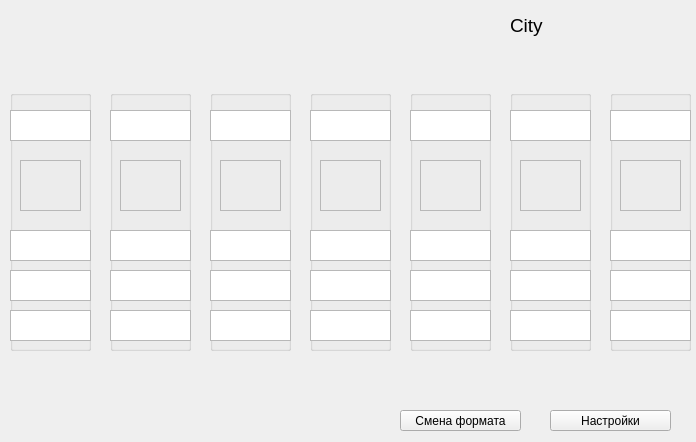
First picture: the form in MyProject/gui/week/week.ui, repository klilukqq/youlab, before the edit.
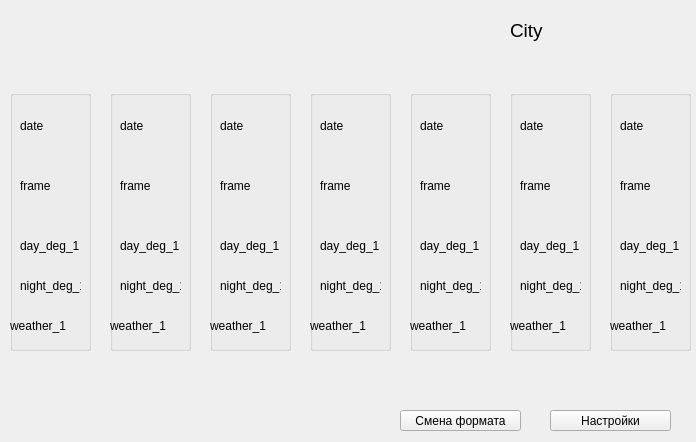
Second picture: the form after the edit.

```diff
--- a/MyProject/gui/week/week.ui
+++ b/MyProject/gui/week/week.ui
@@ -63,474 +63,69 @@
    <property name="title">
     <string/>
    </property>
-   <widget class="QFrame" name="frame">
+   <widget class="QLabel" name="date_1">
     <property name="geometry">
      <rect>
       <x>10</x>
-      <y>70</y>
-      <width>61</width>
-      <height>51</height>
-     </rect>
-    </property>
-    <property name="frameShape">
-     <enum>QFrame::StyledPanel</enum>
-    </property>
-    <property name="frameShadow">
-     <enum>QFrame::Raised</enum>
-    </property>
-   </widget>
-   <widget class="QTextBrowser" name="date_1">
-    <property name="geometry">
-     <rect>
-      <x>0</x>
       <y>20</y>
-      <width>81</width>
+      <width>71</width>
       <height>31</height>
      </rect>
     </property>
-   </widget>
-   <widget class="QTextBrowser" name="day_deg_1">
-    <property name="geometry">
-     <rect>
-      <x>0</x>
-      <y>140</y>
-      <width>81</width>
-      <height>31</height>
-     </rect>
+    <property name="text">
+     <string>date</string>
     </property>
    </widget>
-   <widget class="QTextBrowser" name="night_deg_1">
+   <widget class="QLabel" name="frame_1">
     <property name="geometry">
      <rect>
-      <x>0</x>
-      <y>180</y>
-      <width>81</width>
-      <height>31</height>
-     </rect>
-    </property>
-   </widget>
-   <widget class="QTextBrowser" name="weather_1">
-    <property name="geometry">
-     <rect>
-      <x>0</x>
-      <y>220</y>
-      <width>81</width>
-      <height>31</height>
-     </rect>
-    </property>
-   </widget>
-  </widget>
-  <widget class="QGroupBox" name="day2">
-   <property name="geometry">
-    <rect>
-     <x>110</x>
-     <y>90</y>
-     <width>81</width>
-     <height>261</height>
-    </rect>
-   </property>
-   <property name="title">
-    <string/>
-   </property>
-   <widget class="QFrame" name="frame_2">
-    <property name="geometry">
-     <rect>
       <x>10</x>
       <y>70</y>
       <width>61</width>
       <height>51</height>
      </rect>
     </property>
-    <property name="frameShape">
-     <enum>QFrame::StyledPanel</enum>
+    <property name="text">
+     <string>frame</string>
     </property>
-    <property name="frameShadow">
-     <enum>QFrame::Raised</enum>
-    </property>
    </widget>
-   <widget class="QTextBrowser" name="date_2">
+   <widget class="QLabel" name="day_deg_1">
     <property name="geometry">
      <rect>
-      <x>0</x>
-      <y>20</y>
-      <width>81</width>
-      <height>31</height>
-     </rect>
-    </property>
-   </widget>
-   <widget class="QTextBrowser" name="day_deg_2">
-    <property name="geometry">
-     <rect>
-      <x>0</x>
-      <y>140</y>
-      <width>81</width>
-      <height>31</height>
-     </rect>
-    </property>
-   </widget>
-   <widget class="QTextBrowser" name="night_deg_2">
-    <property name="geometry">
-     <rect>
-      <x>0</x>
-      <y>180</y>
-      <width>81</width>
-      <height>31</height>
-     </rect>
-    </property>
-   </widget>
-   <widget class="QTextBrowser" name="weather_2">
-    <property name="geometry">
-     <rect>
-      <x>0</x>
-      <y>220</y>
-      <width>81</width>
-      <height>31</height>
-     </rect>
-    </property>
-   </widget>
-  </widget>
-  <widget class="QGroupBox" name="day3">
-   <property name="geometry">
-    <rect>
-     <x>210</x>
-     <y>90</y>
-     <width>81</width>
-     <height>261</height>
-    </rect>
-   </property>
-   <property name="title">
-    <string/>
-   </property>
-   <widget class="QFrame" name="frame_3">
-    <property name="geometry">
-     <rect>
       <x>10</x>
-      <y>70</y>
-      <width>61</width>
-      <height>51</height>
-     </rect>
-    </property>
-    <property name="frameShape">
-     <enum>QFrame::StyledPanel</enum>
-    </property>
-    <property name="frameShadow">
-     <enum>QFrame::Raised</enum>
-    </property>
-   </widget>
-   <widget class="QTextBrowser" name="date_3">
-    <property name="geometry">
-     <rect>
-      <x>0</x>
-      <y>20</y>
-      <width>81</width>
-      <height>31</height>
-     </rect>
-    </property>
-   </widget>
-   <widget class="QTextBrowser" name="day_deg_3">
-    <property name="geometry">
-     <rect>
-      <x>0</x>
       <y>140</y>
-      <width>81</width>
-      <height>31</height>
-     </rect>
-    </property>
-   </widget>
-   <widget class="QTextBrowser" name="night_deg_3">
-    <property name="geometry">
-     <rect>
-      <x>0</x>
-      <y>180</y>
-      <width>81</width>
-      <height>31</height>
-     </rect>
-    </property>
-   </widget>
-   <widget class="QTextBrowser" name="weather_3">
-    <property name="geometry">
-     <rect>
-      <x>0</x>
-      <y>220</y>
-      <width>81</width>
-      <height>31</height>
-     </rect>
-    </property>
-   </widget>
-  </widget>
-  <widget class="QGroupBox" name="day4">
-   <property name="geometry">
-    <rect>
-     <x>310</x>
-     <y>90</y>
-     <width>81</width>
-     <height>261</height>
-    </rect>
-   </property>
-   <property name="title">
-    <string/>
-   </property>
-   <widget class="QFrame" name="frame_5">
-    <property name="geometry">
-     <rect>
-      <x>10</x>
-      <y>70</y>
       <width>61</width>
-      <height>51</height>
-     </rect>
-    </property>
-    <property name="frameShape">
-     <enum>QFrame::StyledPanel</enum>
-    </property>
-    <property name="frameShadow">
-     <enum>QFrame::Raised</enum>
-    </property>
-   </widget>
-   <widget class="QTextBrowser" name="date_4">
-    <property name="geometry">
-     <rect>
-      <x>0</x>
-      <y>20</y>
-      <width>81</width>
       <height>31</height>
      </rect>
     </property>
-   </widget>
-   <widget class="QTextBrowser" name="day_deg_4">
-    <property name="geometry">
-     <rect>
-      <x>0</x>
-      <y>140</y>
-      <width>81</width>
-      <height>31</height>
-     </rect>
+    <property name="text">
+     <string>day_deg_1</string>
     </property>
    </widget>
-   <widget class="QTextBrowser" name="night_deg_5">
+   <widget class="QLabel" name="night_deg_1">
     <property name="geometry">
      <rect>
-      <x>0</x>
-      <y>180</y>
-      <width>81</width>
-      <height>31</height>
-     </rect>
-    </property>
-   </widget>
-   <widget class="QTextBrowser" name="weather_4">
-    <property name="geometry">
-     <rect>
-      <x>0</x>
-      <y>220</y>
-      <width>81</width>
-      <height>31</height>
-     </rect>
-    </property>
-   </widget>
-  </widget>
-  <widget class="QGroupBox" name="day5">
-   <property name="geometry">
-    <rect>
-     <x>410</x>
-     <y>90</y>
-     <width>81</width>
-     <height>261</height>
-    </rect>
-   </property>
-   <property name="title">
-    <string/>
-   </property>
-   <widget class="QFrame" name="frame_6">
-    <property name="geometry">
-     <rect>
       <x>10</x>
-      <y>70</y>
-      <width>61</width>
-      <height>51</height>
-     </rect>
-    </property>
-    <property name="frameShape">
-     <enum>QFrame::StyledPanel</enum>
-    </property>
-    <property name="frameShadow">
-     <enum>QFrame::Raised</enum>
-    </property>
-   </widget>
-   <widget class="QTextBrowser" name="date_5">
-    <property name="geometry">
-     <rect>
-      <x>0</x>
-      <y>20</y>
-      <width>81</width>
-      <height>31</height>
-     </rect>
-    </property>
-   </widget>
-   <widget class="QTextBrowser" name="day_deg_5">
-    <property name="geometry">
-     <rect>
-      <x>0</x>
-      <y>140</y>
-      <width>81</width>
-      <height>31</height>
-     </rect>
-    </property>
-   </widget>
-   <widget class="QTextBrowser" name="night_deg_6">
-    <property name="geometry">
-     <rect>
-      <x>0</x>
       <y>180</y>
-      <width>81</width>
-      <height>31</height>
-     </rect>
-    </property>
-   </widget>
-   <widget class="QTextBrowser" name="weather_5">
-    <property name="geometry">
-     <rect>
-      <x>0</x>
-      <y>220</y>
-      <width>81</width>
-      <height>31</height>
-     </rect>
-    </property>
-   </widget>
-  </widget>
-  <widget class="QGroupBox" name="day6">
-   <property name="geometry">
-    <rect>
-     <x>510</x>
-     <y>90</y>
-     <width>81</width>
-     <height>261</height>
-    </rect>
-   </property>
-   <property name="title">
-    <string/>
-   </property>
-   <widget class="QFrame" name="frame_7">
-    <property name="geometry">
-     <rect>
-      <x>10</x>
-      <y>70</y>
       <width>61</width>
-      <height>51</height>
-     </rect>
-    </property>
-    <property name="frameShape">
-     <enum>QFrame::StyledPanel</enum>
-    </property>
-    <property name="frameShadow">
-     <enum>QFrame::Raised</enum>
-    </property>
-   </widget>
-   <widget class="QTextBrowser" name="date_6">
-    <property name="geometry">
-     <rect>
-      <x>0</x>
-      <y>20</y>
-      <width>81</width>
       <height>31</height>
      </rect>
     </property>
-   </widget>
-   <widget class="QTextBrowser" name="day_deg_6">
-    <property name="geometry">
-     <rect>
-      <x>0</x>
-      <y>140</y>
-      <width>81</width>
-      <height>31</height>
-     </rect>
+    <property name="text">
+     <string>night_deg_1</string>
     </property>
    </widget>
-   <widget class="QTextBrowser" name="night_deg_8">
+   <widget class="QLabel" name="weather_1">
     <property name="geometry">
      <rect>
       <x>0</x>
-      <y>180</y>
-      <width>81</width>
-      <height>31</height>
-     </rect>
-    </property>
-   </widget>
-   <widget class="QTextBrowser" name="weather_6">
-    <property name="geometry">
-     <rect>
-      <x>0</x>
       <y>220</y>
       <width>81</width>
       <height>31</height>
      </rect>
     </property>
-   </widget>
-  </widget>
-  <widget class="QGroupBox" name="day7">
-   <property name="geometry">
-    <rect>
-     <x>610</x>
-     <y>90</y>
-     <width>81</width>
-     <height>261</height>
-    </rect>
-   </property>
-   <property name="title">
-    <string/>
-   </property>
-   <widget class="QFrame" name="frame_8">
-    <property name="geometry">
-     <rect>
-      <x>10</x>
-      <y>70</y>
-      <width>61</width>
-      <height>51</height>
-     </rect>
-    </property>
-    <property name="frameShape">
-     <enum>QFrame::StyledPanel</enum>
-    </property>
-    <property name="frameShadow">
-     <enum>QFrame::Raised</enum>
-    </property>
-   </widget>
-   <widget class="QTextBrowser" name="date_7">
-    <property name="geometry">
-     <rect>
-      <x>0</x>
-      <y>20</y>
-      <width>81</width>
-      <height>31</height>
-     </rect>
-    </property>
-   </widget>
-   <widget class="QTextBrowser" name="day_deg_7">
-    <property name="geometry">
-     <rect>
-      <x>0</x>
-      <y>140</y>
-      <width>81</width>
-      <height>31</height>
-     </rect>
-    </property>
-   </widget>
-   <widget class="QTextBrowser" name="night_deg_7">
-    <property name="geometry">
-     <rect>
-      <x>0</x>
-      <y>180</y>
-      <width>81</width>
-      <height>31</height>
-     </rect>
-    </property>
-   </widget>
-   <widget class="QTextBrowser" name="weather_7">
-    <property name="geometry">
-     <rect>
-      <x>0</x>
-      <y>220</y>
-      <width>81</width>
-      <height>31</height>
-     </rect>
+    <property name="text">
+     <string>weather_1</string>
     </property>
    </widget>
   </widget>
@@ -540,7 +135,7 @@
      <x>510</x>
      <y>10</y>
      <width>161</width>
-     <height>31</height>
+     <height>41</height>
     </rect>
    </property>
    <property name="font">
@@ -552,6 +147,474 @@
     <string>City</string>
    </property>
   </widget>
+  <widget class="QGroupBox" name="day_2">
+   <property name="geometry">
+    <rect>
+     <x>110</x>
+     <y>90</y>
+     <width>81</width>
+     <height>261</height>
+    </rect>
+   </property>
+   <property name="title">
+    <string/>
+   </property>
+   <widget class="QLabel" name="date_2">
+    <property name="geometry">
+     <rect>
+      <x>10</x>
+      <y>20</y>
+      <width>71</width>
+      <height>31</height>
+     </rect>
+    </property>
+    <property name="text">
+     <string>date</string>
+    </property>
+   </widget>
+   <widget class="QLabel" name="frame_2">
+    <property name="geometry">
+     <rect>
+      <x>10</x>
+      <y>70</y>
+      <width>61</width>
+      <height>51</height>
+     </rect>
+    </property>
+    <property name="text">
+     <string>frame</string>
+    </property>
+   </widget>
+   <widget class="QLabel" name="day_deg_2">
+    <property name="geometry">
+     <rect>
+      <x>10</x>
+      <y>140</y>
+      <width>61</width>
+      <height>31</height>
+     </rect>
+    </property>
+    <property name="text">
+     <string>day_deg_1</string>
+    </property>
+   </widget>
+   <widget class="QLabel" name="night_deg_2">
+    <property name="geometry">
+     <rect>
+      <x>10</x>
+      <y>180</y>
+      <width>61</width>
+      <height>31</height>
+     </rect>
+    </property>
+    <property name="text">
+     <string>night_deg_1</string>
+    </property>
+   </widget>
+   <widget class="QLabel" name="weather_2">
+    <property name="geometry">
+     <rect>
+      <x>0</x>
+      <y>220</y>
+      <width>81</width>
+      <height>31</height>
+     </rect>
+    </property>
+    <property name="text">
+     <string>weather_1</string>
+    </property>
+   </widget>
+  </widget>
+  <widget class="QGroupBox" name="day_3">
+   <property name="geometry">
+    <rect>
+     <x>210</x>
+     <y>90</y>
+     <width>81</width>
+     <height>261</height>
+    </rect>
+   </property>
+   <property name="title">
+    <string/>
+   </property>
+   <widget class="QLabel" name="date_3">
+    <property name="geometry">
+     <rect>
+      <x>10</x>
+      <y>20</y>
+      <width>71</width>
+      <height>31</height>
+     </rect>
+    </property>
+    <property name="text">
+     <string>date</string>
+    </property>
+   </widget>
+   <widget class="QLabel" name="frame_3">
+    <property name="geometry">
+     <rect>
+      <x>10</x>
+      <y>70</y>
+      <width>61</width>
+      <height>51</height>
+     </rect>
+    </property>
+    <property name="text">
+     <string>frame</string>
+    </property>
+   </widget>
+   <widget class="QLabel" name="day_deg_3">
+    <property name="geometry">
+     <rect>
+      <x>10</x>
+      <y>140</y>
+      <width>61</width>
+      <height>31</height>
+     </rect>
+    </property>
+    <property name="text">
+     <string>day_deg_1</string>
+    </property>
+   </widget>
+   <widget class="QLabel" name="night_deg_3">
+    <property name="geometry">
+     <rect>
+      <x>10</x>
+      <y>180</y>
+      <width>61</width>
+      <height>31</height>
+     </rect>
+    </property>
+    <property name="text">
+     <string>night_deg_1</string>
+    </property>
+   </widget>
+   <widget class="QLabel" name="weather_3">
+    <property name="geometry">
+     <rect>
+      <x>0</x>
+      <y>220</y>
+      <width>81</width>
+      <height>31</height>
+     </rect>
+    </property>
+    <property name="text">
+     <string>weather_1</string>
+    </property>
+   </widget>
+  </widget>
+  <widget class="QGroupBox" name="day_4">
+   <property name="geometry">
+    <rect>
+     <x>310</x>
+     <y>90</y>
+     <width>81</width>
+     <height>261</height>
+    </rect>
+   </property>
+   <property name="title">
+    <string/>
+   </property>
+   <widget class="QLabel" name="date_4">
+    <property name="geometry">
+     <rect>
+      <x>10</x>
+      <y>20</y>
+      <width>71</width>
+      <height>31</height>
+     </rect>
+    </property>
+    <property name="text">
+     <string>date</string>
+    </property>
+   </widget>
+   <widget class="QLabel" name="frame_4">
+    <property name="geometry">
+     <rect>
+      <x>10</x>
+      <y>70</y>
+      <width>61</width>
+      <height>51</height>
+     </rect>
+    </property>
+    <property name="text">
+     <string>frame</string>
+    </property>
+   </widget>
+   <widget class="QLabel" name="day_deg_4">
+    <property name="geometry">
+     <rect>
+      <x>10</x>
+      <y>140</y>
+      <width>61</width>
+      <height>31</height>
+     </rect>
+    </property>
+    <property name="text">
+     <string>day_deg_1</string>
+    </property>
+   </widget>
+   <widget class="QLabel" name="night_deg_4">
+    <property name="geometry">
+     <rect>
+      <x>10</x>
+      <y>180</y>
+      <width>61</width>
+      <height>31</height>
+     </rect>
+    </property>
+    <property name="text">
+     <string>night_deg_1</string>
+    </property>
+   </widget>
+   <widget class="QLabel" name="weather_4">
+    <property name="geometry">
+     <rect>
+      <x>0</x>
+      <y>220</y>
+      <width>81</width>
+      <height>31</height>
+     </rect>
+    </property>
+    <property name="text">
+     <string>weather_1</string>
+    </property>
+   </widget>
+  </widget>
+  <widget class="QGroupBox" name="day_5">
+   <property name="geometry">
+    <rect>
+     <x>410</x>
+     <y>90</y>
+     <width>81</width>
+     <height>261</height>
+    </rect>
+   </property>
+   <property name="title">
+    <string/>
+   </property>
+   <widget class="QLabel" name="date_5">
+    <property name="geometry">
+     <rect>
+      <x>10</x>
+      <y>20</y>
+      <width>71</width>
+      <height>31</height>
+     </rect>
+    </property>
+    <property name="text">
+     <string>date</string>
+    </property>
+   </widget>
+   <widget class="QLabel" name="frame_5">
+    <property name="geometry">
+     <rect>
+      <x>10</x>
+      <y>70</y>
+      <width>61</width>
+      <height>51</height>
+     </rect>
+    </property>
+    <property name="text">
+     <string>frame</string>
+    </property>
+   </widget>
+   <widget class="QLabel" name="day_deg_5">
+    <property name="geometry">
+     <rect>
+      <x>10</x>
+      <y>140</y>
+      <width>61</width>
+      <height>31</height>
+     </rect>
+    </property>
+    <property name="text">
+     <string>day_deg_1</string>
+    </property>
+   </widget>
+   <widget class="QLabel" name="night_deg_5">
+    <property name="geometry">
+     <rect>
+      <x>10</x>
+      <y>180</y>
+      <width>61</width>
+      <height>31</height>
+     </rect>
+    </property>
+    <property name="text">
+     <string>night_deg_1</string>
+    </property>
+   </widget>
+   <widget class="QLabel" name="weather_5">
+    <property name="geometry">
+     <rect>
+      <x>0</x>
+      <y>220</y>
+      <width>81</width>
+      <height>31</height>
+     </rect>
+    </property>
+    <property name="text">
+     <string>weather_1</string>
+    </property>
+   </widget>
+  </widget>
+  <widget class="QGroupBox" name="day_6">
+   <property name="geometry">
+    <rect>
+     <x>510</x>
+     <y>90</y>
+     <width>81</width>
+     <height>261</height>
+    </rect>
+   </property>
+   <property name="title">
+    <string/>
+   </property>
+   <widget class="QLabel" name="date_6">
+    <property name="geometry">
+     <rect>
+      <x>10</x>
+      <y>20</y>
+      <width>71</width>
+      <height>31</height>
+     </rect>
+    </property>
+    <property name="text">
+     <string>date</string>
+    </property>
+   </widget>
+   <widget class="QLabel" name="frame_6">
+    <property name="geometry">
+     <rect>
+      <x>10</x>
+      <y>70</y>
+      <width>61</width>
+      <height>51</height>
+     </rect>
+    </property>
+    <property name="text">
+     <string>frame</string>
+    </property>
+   </widget>
+   <widget class="QLabel" name="day_deg_6">
+    <property name="geometry">
+     <rect>
+      <x>10</x>
+      <y>140</y>
+      <width>61</width>
+      <height>31</height>
+     </rect>
+    </property>
+    <property name="text">
+     <string>day_deg_1</string>
+    </property>
+   </widget>
+   <widget class="QLabel" name="night_deg_6">
+    <property name="geometry">
+     <rect>
+      <x>10</x>
+      <y>180</y>
+      <width>61</width>
+      <height>31</height>
+     </rect>
+    </property>
+    <property name="text">
+     <string>night_deg_1</string>
+    </property>
+   </widget>
+   <widget class="QLabel" name="weather_6">
+    <property name="geometry">
+     <rect>
+      <x>0</x>
+      <y>220</y>
+      <width>81</width>
+      <height>31</height>
+     </rect>
+    </property>
+    <property name="text">
+     <string>weather_1</string>
+    </property>
+   </widget>
+  </widget>
+  <widget class="QGroupBox" name="day_7">
+   <property name="geometry">
+    <rect>
+     <x>610</x>
+     <y>90</y>
+     <width>81</width>
+     <height>261</height>
+    </rect>
+   </property>
+   <property name="title">
+    <string/>
+   </property>
+   <widget class="QLabel" name="date_7">
+    <property name="geometry">
+     <rect>
+      <x>10</x>
+      <y>20</y>
+      <width>71</width>
+      <height>31</height>
+     </rect>
+    </property>
+    <property name="text">
+     <string>date</string>
+    </property>
+   </widget>
+   <widget class="QLabel" name="frame_7">
+    <property name="geometry">
+     <rect>
+      <x>10</x>
+      <y>70</y>
+      <width>61</width>
+      <height>51</height>
+     </rect>
+    </property>
+    <property name="text">
+     <string>frame</string>
+    </property>
+   </widget>
+   <widget class="QLabel" name="day_deg_7">
+    <property name="geometry">
+     <rect>
+      <x>10</x>
+      <y>140</y>
+      <width>61</width>
+      <height>31</height>
+     </rect>
+    </property>
+    <property name="text">
+     <string>day_deg_1</string>
+    </property>
+   </widget>
+   <widget class="QLabel" name="night_deg_7">
+    <property name="geometry">
+     <rect>
+      <x>10</x>
+      <y>180</y>
+      <width>61</width>
+      <height>31</height>
+     </rect>
+    </property>
+    <property name="text">
+     <string>night_deg_1</string>
+    </property>
+   </widget>
+   <widget class="QLabel" name="weather_7">
+    <property name="geometry">
+     <rect>
+      <x>0</x>
+      <y>220</y>
+      <width>81</width>
+      <height>31</height>
+     </rect>
+    </property>
+    <property name="text">
+     <string>weather_1</string>
+    </property>
+   </widget>
+  </widget>
  </widget>
  <resources/>
  <connections/>
```
Left out of the diff: 2 changed lines with no effect on the pictures.
